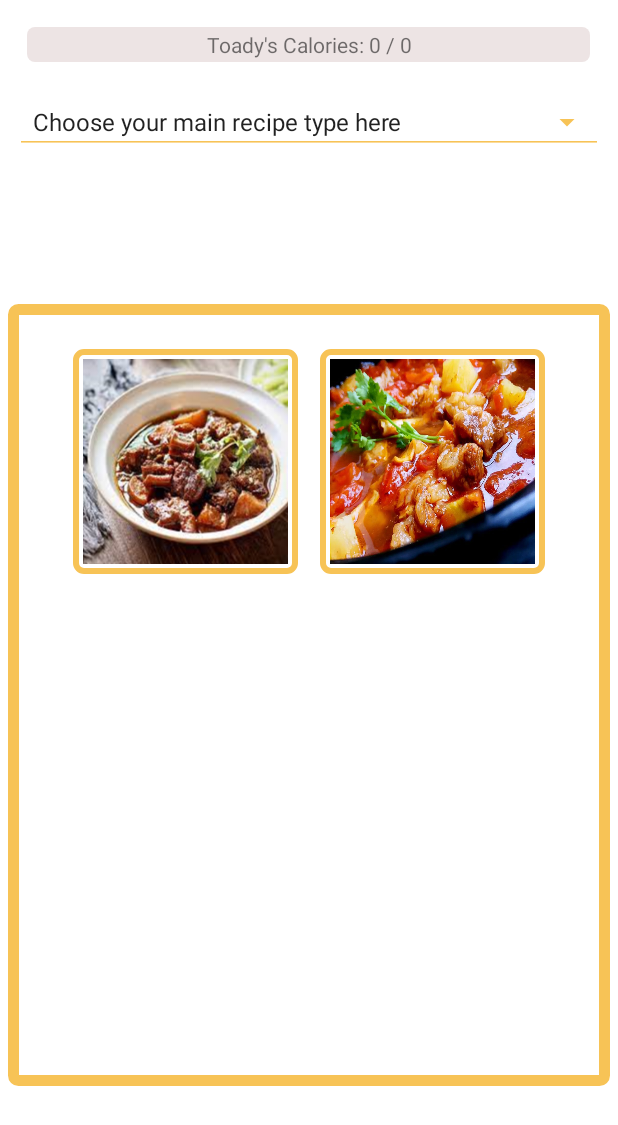
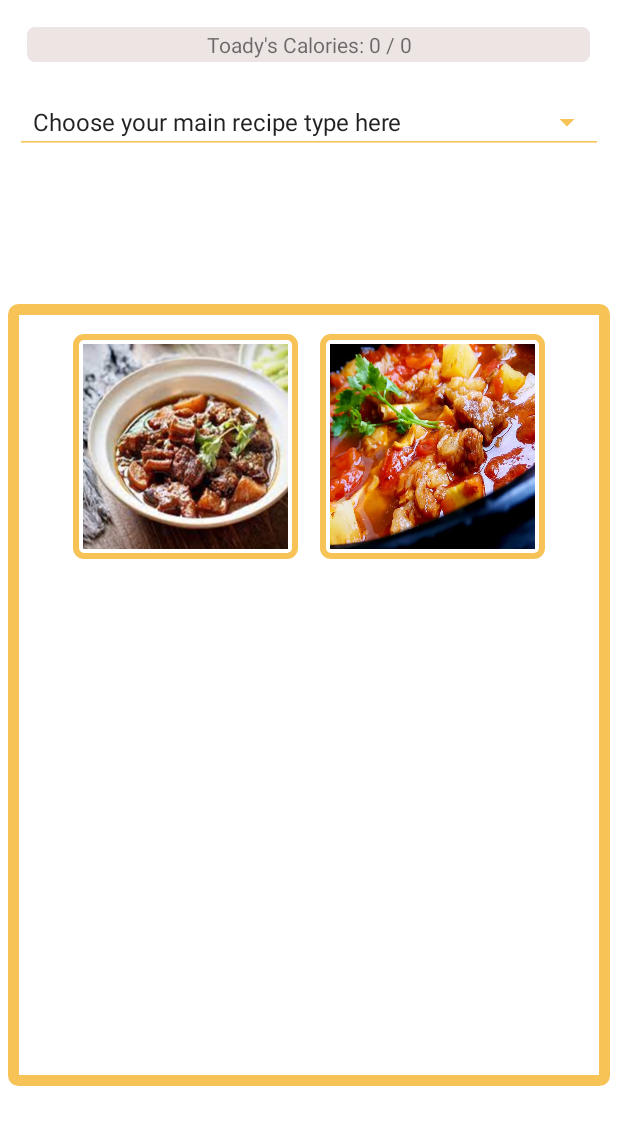
Before and after one commit to paceuniversity/cs389f2022team4, an Android app: the DIYrecipes screen opened directly, with no data from a screen before it, on a phone screen of 412 x 824 dp. Shown: the top 1125 px of the screen. Run offline under Robolectric (Android 15) with nearby library versions, the phone set to English and light mode, and no system bars; our stand-ins replace Firebase (no records; nobody signed in at launch, a user with empty details on screens opened directly); 3 statements that could not run were skipped.

Commit message:
update DIy page by Kuan

```diff
--- a/app/src/main/res/layout/activity_diyrecipes.xml
+++ b/app/src/main/res/layout/activity_diyrecipes.xml
@@ -51,8 +51,7 @@
             android:id="@+id/DIYScroll"
             android:layout_width="match_parent"
             android:layout_height="match_parent"
-            android:layout_marginTop="10dp"
-            android:layout_marginBottom="10dp"
+            android:layout_marginBottom="20dp"
             >
 
             <LinearLayout
```
